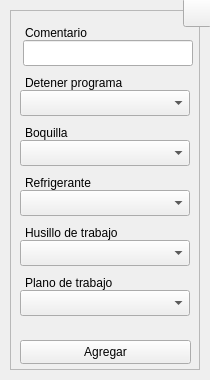
Above: interfaces/ui_files/misc.ui from Raw0201/GcodeEditor3 before the change. Below: the same form after it.
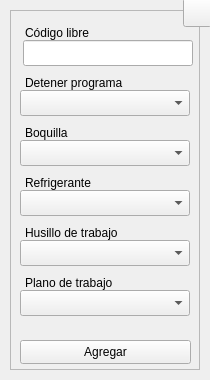
That is the form after the change. Icons and pictures are not drawn.

The edit to the form file:
```diff
--- a/interfaces/ui_files/misc.ui
+++ b/interfaces/ui_files/misc.ui
@@ -2224,12 +2224,12 @@
       <rect>
        <x>15</x>
        <y>10</y>
-       <width>74</width>
+       <width>75</width>
        <height>26</height>
       </rect>
      </property>
      <property name="text">
-      <string>Comentario</string>
+      <string>Código libre</string>
      </property>
      <property name="buddy">
       <cstring>lbl_com</cstring>
@@ -2481,7 +2481,7 @@
       <rect>
        <x>15</x>
        <y>260</y>
-       <width>103</width>
+       <width>95</width>
        <height>26</height>
       </rect>
      </property>
```
